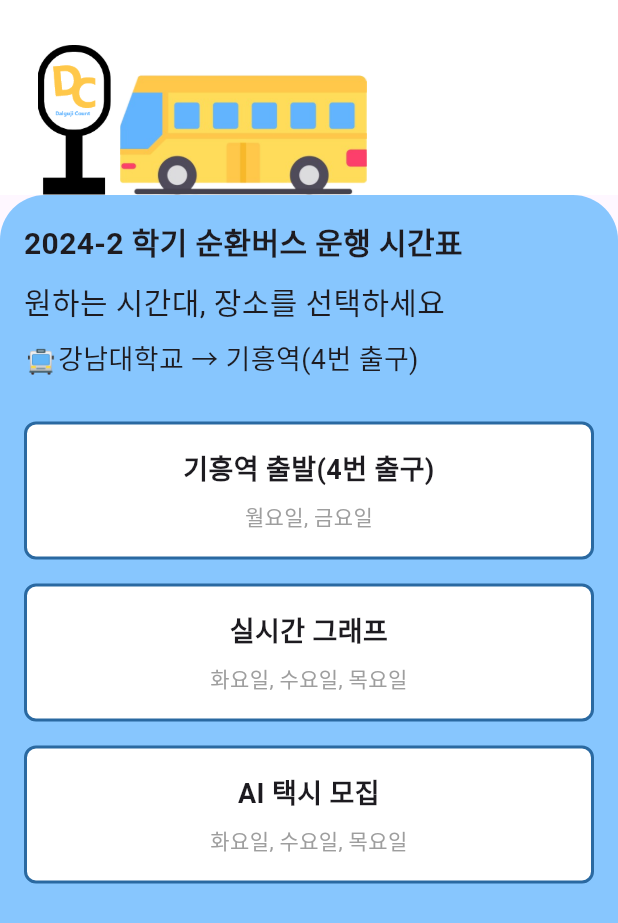
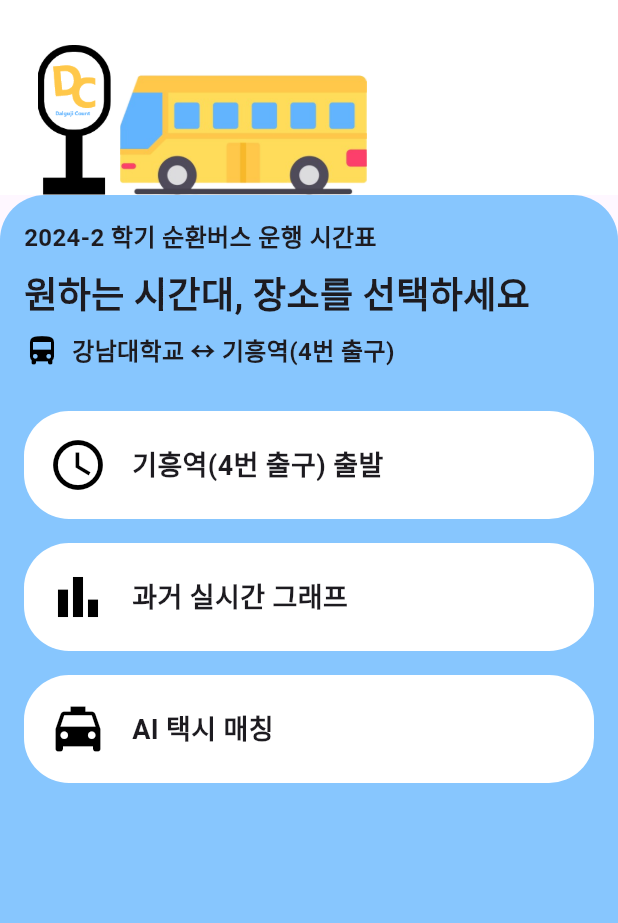
Before and after one commit to kimsunggak/TransitAI, a Flutter app: the BusScheduleScreen screen opened by its route, on a phone screen of 412 x 824 dp. Shown: the top 923 px of the screen. Run offline on Flutter 3.47's test engine with Material 3 defaults, Android fonts, the light colour scheme and no system bars.

Commit message:
UI 수정

```diff
--- a/lib/bus_schedule_screen.dart
+++ b/lib/bus_schedule_screen.dart
@@ -25,7 +25,7 @@ class BusScheduleScreen extends StatelessWidget {
                     left: 80,
                     top: 8,
                     bottom: -42,
-                    child: Image.asset('assets/img/bus.png', height: 150),
+                    child: Image.asset('assets/img/bus.png', height: 120),
                   ),
                 ],
               ),
@@ -44,57 +44,72 @@ class BusScheduleScreen extends StatelessWidget {
                   child: Column(
                     crossAxisAlignment: CrossAxisAlignment.start,
                     children: [
+                      // 제목 텍스트
                       const Text(
                         '2024-2 학기 순환버스 운행 시간표',
                         style: TextStyle(
-                          fontSize: 20,
+                          fontSize: 16,
                           fontWeight: FontWeight.bold,
                         ),
-                        textAlign: TextAlign.center,
                       ),
-                      const SizedBox(height: 10),
+                      const SizedBox(height: 8),
+
+                      // 원하는 시간대, 장소 선택 텍스트
                       const Text(
                         '원하는 시간대, 장소를 선택하세요',
-                        style: TextStyle(fontSize: 20),
-                        textAlign: TextAlign.center,
+                        style: TextStyle(
+                          fontSize: 24,
+                          fontWeight: FontWeight.bold,
                         ),
-                      const SizedBox(height: 10),
-                      const Text(
-                        '🚍강남대학교 → 기흥역(4번 출구)',
-                        style: TextStyle(fontSize: 18),
-                        textAlign: TextAlign.center,
                       ),
-                      const SizedBox(height: 20),
-                      Expanded(
-                        child: Scrollbar(
-                          thumbVisibility: true,
-                          thickness: 8.0,
-                          radius: const Radius.circular(10),
-                          child: ListView(
+                      const SizedBox(height: 8),
+
+                      // 강남대학교 -> 기흥역 텍스트
+                      const Row(
                         children: [
-                              _buildCustomButton(
-                                context,
-                                '기흥역 출발(4번 출구)',
-                                '월요일, 금요일',
-                                const Color(0xFF2A69A1),
-                                '/giheungDeparture15',
+                          Icon(Icons.directions_bus, color: Colors.black),
+                          SizedBox(width: 8),
+                          Text(
+                            '강남대학교 ↔️ 기흥역(4번 출구)',
+                            style: TextStyle(
+                              fontSize: 16,
+                              fontWeight: FontWeight.bold,
                             ),
-                              _buildCustomButton(
-                                context,
-                                '실시간 그래프',
-                                '화요일, 수요일, 목요일',
-                                const Color(0xFF2A69A1),
-                                '/giheungDeparture234',
-                              ),
-                              _buildCustomButton(
-                                context,
-                                'AI 택시 모집',
-                                '화요일, 수요일, 목요일',
-                                const Color(0xFF2A69A1),
-                                '/chatbot',  // 챗봇 라우트로 설정
                           ),
                         ],
                       ),
+                      const SizedBox(height: 20),
+
+                      // 버튼 리스트
+                      Expanded(
+                        child: ListView(
+                          children: [
+                            // 기흥역 출발 버튼
+                            _buildCustomButton(
+                              context,
+                              Icons.access_time, // 시계 아이콘
+                              '기흥역(4번 출구) 출발',
+                              '',
+                              '/giheungDeparture15',
+                            ),
+                            // 실시간 그래프 버튼
+                            _buildCustomButton(
+                              context,
+                              Icons.bar_chart, // 그래프 아이콘
+                              '과거 실시간 그래프',
+                              '',
+                              '/pastGraph', // 수정된 라우트
+                              selectedTime: TimeOfDay.now(), // 현재 시간 기본값 전달
+                            ),
+                            // AI 택시 매칭 버튼
+                            _buildCustomButton(
+                              context,
+                              Icons.local_taxi, // 택시 아이콘
+                              'AI 택시 매칭',
+                              '',
+                              '/chatbot',
+                            ),
+                          ],
                         ),
                       ),
                     ],
@@ -111,28 +126,44 @@ class BusScheduleScreen extends StatelessWidget {
   // 버튼 생성 함수
   Widget _buildCustomButton(
     BuildContext context,
+    IconData icon, // 아이콘 데이터 추가
     String title,
     String subtitle,
-    Color borderColor,
-    String route,
-  ) {
+    String route, {
+    TimeOfDay? selectedTime, // optional 파라미터로 selectedTime 추가
+  }) {
     return Container(
       margin: const EdgeInsets.symmetric(vertical: 8),
       padding: const EdgeInsets.all(16),
       decoration: BoxDecoration(
         color: Colors.white,
-        borderRadius: BorderRadius.circular(8), // 라운드 모서리를 8로 설정
-        border: Border.all(
-          color: borderColor,
-          width: 2,
-        ),
+        borderRadius: BorderRadius.circular(30), // 둥근 모서리
       ),
       child: InkWell(
         onTap: () {
-          // 해당 route로 화면 전환
+          if (route == '/pastGraph') {
+            Navigator.pushNamed(
+              context,
+              route,
+              arguments: selectedTime,
+            );
+          } else {
             Navigator.pushNamed(context, route);
+          }
         },
-        child: Column(
+        child: Row(
+          mainAxisAlignment: MainAxisAlignment.start,
+          children: [
+            // 아이콘 부분
+            Icon(
+              icon,
+              size: 40,
+              color: Colors.black,
+            ),
+            const SizedBox(width: 16), // 아이콘과 텍스트 사이 간격
+            // 텍스트 부분
+            Column(
+              crossAxisAlignment: CrossAxisAlignment.start,
               children: [
                 Text(
                   title,
@@ -142,13 +173,18 @@ class BusScheduleScreen extends StatelessWidget {
                   ),
                   textAlign: TextAlign.center,
                 ),
-            const SizedBox(height: 8),
-            Text(
+                if (subtitle.isNotEmpty) // subtitle이 있는 경우에만 표시
+                  Padding(
+                    padding: const EdgeInsets.only(top: 4.0),
+                    child: Text(
                       subtitle,
                       style: const TextStyle(
+                        fontSize: 14,
                         color: Colors.grey,
                       ),
-              textAlign: TextAlign.center,
+                    ),
+                  ),
+              ],
             ),
           ],
         ),
--- a/lib/start_giheung_234.dart
+++ b/lib/start_giheung_234.dart
@@ -152,11 +152,11 @@ class GiheungDepartureScreen234State extends State<GiheungDepartureScreen234> wi
                     children: [
                       _buildTimeButton(context, '07:50~09:05', ['07:50', '08:00', '08:10', '08:20', '08:30', '08:40', '08:50', '09:00']),
                       _buildTimeButton(context, '10시', ['10:40', '10:50']),
-                      _buildTimeButton(context, '11시', ['11:00', '11:10', '11:20']),
+                      _buildTimeButton(context, '11시', ['11:00', '11:10', '11:20', '11:30']),
                       _buildTimeButton(context, '12시', ['12:50']),
                       _buildTimeButton(context, '13시', ['13:10', '13:40']),
                       _buildTimeButton(context, '14시', ['14:00', '14:10', '14:20']),
-                      _buildTimeButton(context, '17시', ['17:00', '17:20', '17:40']),
+                      _buildTimeButton(context, '17시', ['17:00', '17:20', '17:30','17:40','17:50']),
                     ],
                   ),
                 ),
```
Also changed, not shown: lib/InputFormScreen.dart (+6 -6 lines), lib/main.dart (+12 -1 lines), lib/pastgraph.dart (added, +245 -0 lines), lib/start_giheung_15.dart (+3 -10 lines). Lines whose indentation alone changed are shown as unchanged.
